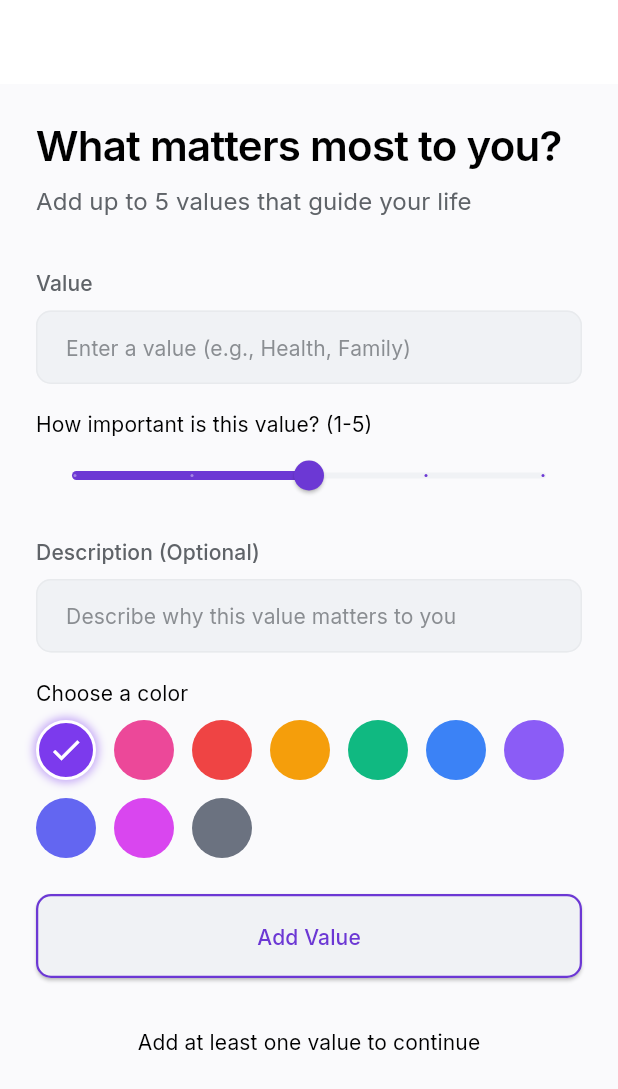
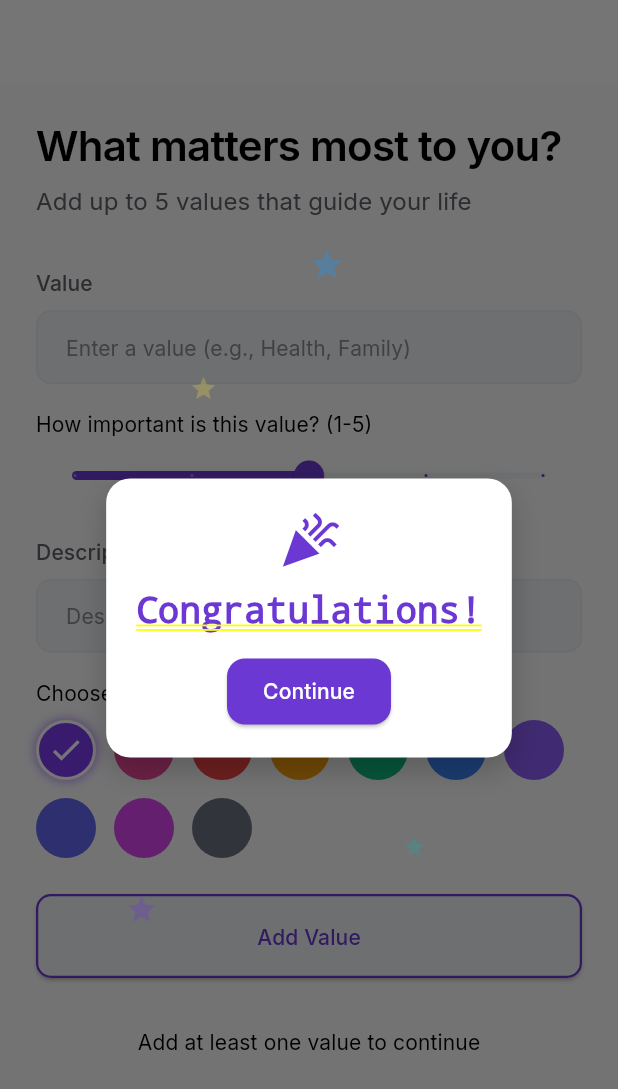
Before and after one commit to jwgillispie/tug, a Flutter app: the ValuesInputScreen screen opened by its route, on a phone screen of 412 x 824 dp. Shown: the top 1089 px of the screen. Run offline on Flutter 3.47's test engine with Material 3 defaults, Android fonts, the phone set to English and light mode, and no system bars; our stand-ins replace cloud_firestore, dio, equatable, firebase_auth, firebase_core, flutter_bloc and 5 more; accounts and stored records are empty; generated files the repository leaves out were written again; network calls fail.

Commit message:
adding celebration

```diff
--- a/tug/lib/screens/values/values_input_screen.dart
+++ b/tug/lib/screens/values/values_input_screen.dart
@@ -2,12 +2,13 @@
 import 'package:flutter/material.dart';
 import 'package:flutter_bloc/flutter_bloc.dart';
 import 'package:go_router/go_router.dart';
+import 'package:shared_preferences/shared_preferences.dart';
 import 'package:tug/blocs/values/bloc/values_bloc.dart';
 import 'package:tug/blocs/values/bloc/values_event.dart';
 import 'package:tug/blocs/values/bloc/values_state.dart';
 import 'package:tug/widgets/values/color_picker.dart';
-// Import the new EditValueDialog widget
 import 'package:tug/widgets/values/edit_value_dialog.dart';
+import 'package:tug/widgets/values/first_value_celebration.dart'; // Import the new widget
 import '../../models/value_model.dart';
 import '../../utils/theme/colors.dart';
 import '../../utils/theme/buttons.dart';
@@ -27,12 +28,33 @@ class _ValuesInputScreenState extends State<ValuesInputScreen> {
   double _currentImportance = 3;
   String _selectedColor = '#7C3AED'; // Default to purple
   bool _isLoading = false;
+  bool _showCelebration = false; // Track if we should show the celebration animation
+  String _newValueName = ''; // Track the name of the first value for the celebration
+  bool _isFirstLoad = true; // Track if this is the first load of the app
 
   @override
   void initState() {
     super.initState();
     // Load values when screen is initialized
     context.read<ValuesBloc>().add(LoadValues());
+    // Check if this is the user's first time adding a value
+    _checkFirstValueStatus();
+  }
+
+  // Check if the user has already added a value before
+  Future<void> _checkFirstValueStatus() async {
+    SharedPreferences prefs = await SharedPreferences.getInstance();
+    bool hasAddedFirstValue = prefs.getBool('has_added_first_value') ?? false;
+    setState(() {
+      // We'll only show the celebration if they haven't added a value before
+      _showCelebration = !hasAddedFirstValue;
+    });
+  }
+
+  // Mark that the user has added their first value
+  Future<void> _markFirstValueAdded() async {
+    SharedPreferences prefs = await SharedPreferences.getInstance();
+    await prefs.setBool('has_added_first_value', true);
   }
 
   @override
@@ -51,6 +73,10 @@ class _ValuesInputScreenState extends State<ValuesInputScreen> {
         color: _selectedColor,
       );
 
+      // Store the name of the newly added value if it's their first
+      final String valueNameForCelebration = _valueController.text.trim();
+
+      // Add the value via BLoC
       context.read<ValuesBloc>().add(AddValue(newValue));
 
       // Reset form
@@ -60,12 +86,22 @@ class _ValuesInputScreenState extends State<ValuesInputScreen> {
         _currentImportance = 3;
         _selectedColor = '#7C3AED'; // Reset to default purple
       });
+
+      // We'll check if we should show the celebration when the state updates
+      // in the BlocListener, not right away
     }
   }
 
   void _handleContinue() {
     // Navigate to home screen or next onboarding step
     context.go('/home');
+  }
+
+  // New method to hide the celebration overlay
+  void _dismissCelebration() {
+    setState(() {
+      _showCelebration = false;
+    });
   }
 
   // New method to show the edit dialog using our new widget
@@ -96,8 +132,37 @@ class _ValuesInputScreenState extends State<ValuesInputScreen> {
             ),
           );
         }
+
+        // Check if values were successfully loaded
+        if (state is ValuesLoaded) {
+          // Only show celebration when transitioning from 0 to 1 value
+          // We need to track if this is a new value being added vs. app startup
+
+          // If this is their first value and they CAN see the celebration
+          if (state.values.length == 1 && _showCelebration) {
+            // But ONLY show it if this isn't the first load of the app
+            // (i.e., only show when they actually add the value, not when loading existing values)
+            if (!_isFirstLoad) {
+              setState(() {
+                _newValueName = state.values.first.name;
+                // Show the celebration overlay
+                _showCelebration = true;
+              });
+
+              // Mark that they've added their first value to not show again
+              _markFirstValueAdded();
+            }
+          }
+
+          // After first load, mark that subsequent state changes aren't initial loads
+          if (_isFirstLoad) {
+            _isFirstLoad = false;
+          }
+        }
       },
-      child: Scaffold(
+      child: Stack(
+        children: [
+          Scaffold(
             appBar: AppBar(
               title: const Text('Your Values'),
             ),
@@ -287,6 +352,23 @@ class _ValuesInputScreenState extends State<ValuesInputScreen> {
               ),
             ),
           ),
+
+          // Show the celebration overlay if this is the first value added
+          if (_showCelebration)
+            BlocBuilder<ValuesBloc, ValuesState>(
+              builder: (context, state) {
+                String valueName = 'Your First Value';
+                if (state is ValuesLoaded && state.values.isNotEmpty) {
+                  valueName = state.values.first.name;
+                }
+                return FirstValueCelebration(
+                  valueName: valueName,
+                  onDismiss: _dismissCelebration,
+                );
+              },
+            ),
+        ],
+      ),
     );
   }
 }
--- a/tug/lib/utils/theme/colors.dart
+++ b/tug/lib/utils/theme/colors.dart
@@ -17,6 +17,7 @@ class TugColors {
   static const lightTextPrimary = Color(0xFF202124);
   static const lightTextSecondary = Color(0xFF5F6368);
   static const lightBorder = Color(0xFFE8EAED);
+  static const tertiaryGold = Color(0x00ffd700);
 
   // Dark Theme Neutrals - more refined
   static const darkBackground = Color(0xFF202124);
--- /dev/null
+++ b/tug/lib/widgets/values/first_value_celebration.dart
@@ -0,0 +1,233 @@
+// lib/widgets/values/first_value_celebration.dart
+import 'package:flutter/material.dart';
+import 'dart:math';
+import '../../utils/theme/colors.dart';
+
+class FirstValueCelebration extends StatefulWidget {
+  final String valueName;
+  final VoidCallback onDismiss;
+
+  const FirstValueCelebration({
+    Key? key,
+    required this.valueName,
+    required this.onDismiss,
+  }) : super(key: key);
+
+  @override
+  State<FirstValueCelebration> createState() => _FirstValueCelebrationState();
+}
+
+class _FirstValueCelebrationState extends State<FirstValueCelebration>
+    with SingleTickerProviderStateMixin {
+  late AnimationController _animationController;
+  late Animation<double> _scaleAnimation;
+  late Animation<double> _opacityAnimation;
+
+  // For sparkle effect
+  final List<Offset> _sparkles = [];
+  final Random _random = Random();
+
+  @override
+  void initState() {
+    super.initState();
+
+    // Generate random sparkle positions
+    for (int i = 0; i < 50; i++) {
+      _sparkles.add(Offset(
+        _random.nextDouble() * 400 - 200,
+        _random.nextDouble() * 400 - 200
+      ));
+    }
+
+    // Initialize animation controller
+    _animationController = AnimationController(
+      vsync: this,
+      duration: const Duration(milliseconds: 1200),
+    );
+
+    // Scale animation for the card
+    _scaleAnimation = TweenSequence<double>([
+      TweenSequenceItem(
+        tween: Tween<double>(begin: 0.0, end: 1.2).chain(
+          CurveTween(curve: Curves.elasticOut),
+        ),
+        weight: 60,
+      ),
+      TweenSequenceItem(
+        tween: Tween<double>(begin: 1.2, end: 1.0).chain(
+          CurveTween(curve: Curves.easeOutQuad),
+        ),
+        weight: 40,
+      ),
+    ]).animate(_animationController);
+
+    // Opacity animation for the card
+    _opacityAnimation = Tween<double>(
+      begin:
+      0.0,
+      end: 1.0,
+    ).animate(
+      CurvedAnimation(
+        parent: _animationController,
+        curve: const Interval(0.0, 0.3, curve: Curves.easeIn),
+      ),
+    );
+
+    // Start animations after a short delay
+    Future.delayed(const Duration(milliseconds: 300), () {
+      _animationController.forward();
+    });
+  }
+
+  @override
+  void dispose() {
+    _animationController.dispose();
+    super.dispose();
+  }
+
+  // Helper method to create a sparkle animation
+  Widget _buildSparkle(Color color, double scale) {
+    return AnimatedBuilder(
+      animation: _animationController,
+      builder: (context, child) {
+        // Stagger the sparkle animations
+        final delay = scale * 0.2;
+        final sparkleProgress = (_animationController.value - delay).clamp(0.0, 1.0);
+
+        // Create growing and fading effect
+        final opacity = sparkleProgress < 0.2
+            ? sparkleProgress * 5 // fade in
+            : 1.0 - ((sparkleProgress - 0.2) / 0.8); // fade out
+
+        // Size animation grows then shrinks
+        final sizeFactor = sparkleProgress < 0.3
+            ? sparkleProgress * 3.33 // grow
+            : 1.0 - ((sparkleProgress - 0.3) * 0.5); // shrink slowly
+
+        return Opacity(
+          opacity: opacity,
+          child: Transform.scale(
+            scale: sizeFactor * scale,
+            child: Icon(
+              Icons.star,
+              color: color,
+              size: 24,
+            ),
+          ),
+        );
+      },
+    );
+  }
+
+  @override
+  Widget build(BuildContext context) {
+    final isDarkMode = Theme.of(context).brightness == Brightness.dark;
+
+    return Container(
+      color: Colors.black54,
+      child: Stack(
+        children: [
+          // Simpler sparkle effect using just a few positioned containers
+          Positioned(
+            left: MediaQuery.of(context).size.width * 0.3,
+            top: MediaQuery.of(context).size.height * 0.3,
+            child: _buildSparkle(Colors.yellow, 1.0),
+          ),
+          Positioned(
+            right: MediaQuery.of(context).size.width * 0.25,
+            top: MediaQuery.of(context).size.height * 0.4,
+            child: _buildSparkle(Colors.pink, 0.8),
+          ),
+          Positioned(
+            left: MediaQuery.of(context).size.width * 0.2,
+            bottom: MediaQuery.of(context).size.height * 0.25,
+            child: _buildSparkle(TugColors.primaryPurple, 1.2),
+          ),
+          Positioned(
+            right: MediaQuery.of(context).size.width * 0.3,
+            bottom: MediaQuery.of(context).size.height * 0.3,
+            child: _buildSparkle(TugColors.secondaryTeal, 0.9),
+          ),
+          Positioned(
+            left: MediaQuery.of(context).size.width * 0.5,
+            top: MediaQuery.of(context).size.height * 0.2,
+            child: _buildSparkle(Colors.blue, 1.3),
+          ),
+          Positioned(
+            right: MediaQuery.of(context).size.width * 0.4,
+            top: MediaQuery.of(context).size.height * 0.5,
+            child: _buildSparkle(TugColors.primaryPurple, 1.1),
+          ),
+
+          // Celebration card with animation
+          Center(
+            child: AnimatedBuilder(
+              animation: _animationController,
+              builder: (context, child) {
+                return Opacity(
+                  opacity: _opacityAnimation.value,
+                  child: Transform.scale(
+                    scale: _scaleAnimation.value,
+                    child: child,
+                  ),
+                );
+              },
+              child: SingleChildScrollView(
+                child: Container(
+                  margin: const EdgeInsets.symmetric(horizontal: 24, vertical: 32),
+                  padding: const EdgeInsets.all(20),
+                  decoration: BoxDecoration(
+                    color: isDarkMode ? TugColors.darkSurface : Colors.white,
+                    borderRadius: BorderRadius.circular(16),
+                    boxShadow: [
+                      BoxShadow(
+                        color: Colors.black.withOpacity(0.2),
+                        blurRadius: 16,
+                        offset: const Offset(0, 8),
+                      ),
+                    ],
+                  ),
+                  child: Column(
+                    mainAxisSize: MainAxisSize.min,
+                    children: [
+                      const Icon(
+                        Icons.celebration,
+                        color: TugColors.primaryPurple,
+                        size: 42,
+                      ),
+                      const SizedBox(height: 12),
+                      const Text(
+                        'Congratulations!',
+                        style: TextStyle(
+                          fontSize: 24,
+                          fontWeight: FontWeight.bold,
+                          color: TugColors.primaryPurple,
+                        ),
+                      ),
+                      const SizedBox(height: 16),
+                      ElevatedButton(
+                        style: ElevatedButton.styleFrom(
+                          backgroundColor: TugColors.primaryPurple,
+                          foregroundColor: Colors.white,
+                          padding: const EdgeInsets.symmetric(
+                            horizontal: 24,
+                            vertical: 12,
+                          ),
+                          shape: RoundedRectangleBorder(
+                            borderRadius: BorderRadius.circular(12),
+                          ),
+                        ),
+                        onPressed: widget.onDismiss,
+                        child: const Text('Continue'),
+                      ),
+                    ],
+                  ),
+                ),
+              ),
+            ),
+          ),
+        ],
+      ),
+    );
+  }
+}
--- a/tug/pubspec.yaml
+++ b/tug/pubspec.yaml
@@ -45,6 +45,7 @@ dependencies:
   flutter_dotenv: ^5.0.0
   font_awesome_flutter: ^10.6.0
   shared_preferences: ^2.5.3
+  confetti: ^0.8.0
 
 dev_dependencies:
   flutter_test:
```
Also changed, not shown: tug/pubspec.lock. Lines whose indentation alone changed are shown as unchanged.
